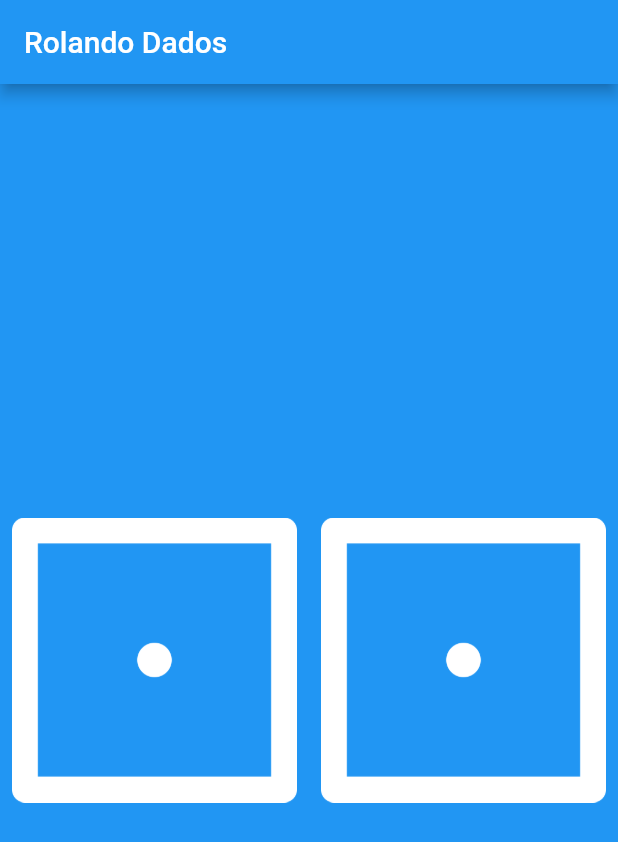
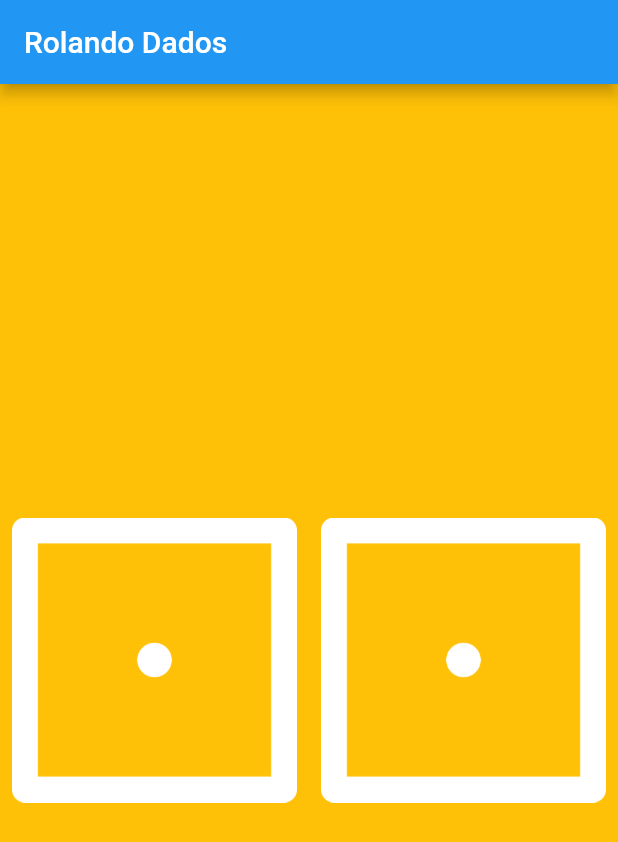
Before and after one commit to Matheus-IT/dice, a Flutter app: the screen it shows after launch, on a phone screen of 412 x 824 dp. Shown: the top 842 px of the screen. Run offline on Flutter 3.47's test engine with Material 2 defaults, Android fonts, the phone set to English and light mode, and no system bars.

Commit message:
roll both dice

```diff
--- a/lib/dices_app.dart
+++ b/lib/dices_app.dart
@@ -26,6 +26,12 @@ class _DicesAppState extends State<DicesApp> {
     setState(() => rightDieNumber);
   }
 
+  void _rollDice() {
+    _leftDiePressed();
+    _rightDiePressed();
+    debugPrint('Roll two');
+  }
+
   @override
   Widget build(BuildContext context) {
     return MaterialApp(
@@ -35,6 +41,11 @@ class _DicesAppState extends State<DicesApp> {
         ),
         backgroundColor: Colors.blue,
         body: Center(
+          child: GestureDetector(
+            onTap: _rollDice,
+            child: Container(
+              color: Colors.amber,
+              height: double.infinity,
               child: Row(
                 mainAxisAlignment: MainAxisAlignment.center,
                 children: [
@@ -42,20 +53,24 @@ class _DicesAppState extends State<DicesApp> {
                     flex: 50,
                     child: TextButton(
                       onPressed: _leftDiePressed,
-                  child: Image.asset('assets/images/dice${leftDieNumber}.png'),
+                      child:
+                          Image.asset('assets/images/dice${leftDieNumber}.png'),
                     ),
                   ),
                   Expanded(
                     flex: 50,
                     child: TextButton(
                       onPressed: _rightDiePressed,
-                  child: Image.asset('assets/images/dice${rightDieNumber}.png'),
+                      child: Image.asset(
+                          'assets/images/dice${rightDieNumber}.png'),
                     ),
                   ),
                 ],
               ),
             ),
           ),
+        ),
+      ),
     );
   }
 }
```
Lines whose indentation alone changed are shown as unchanged.
